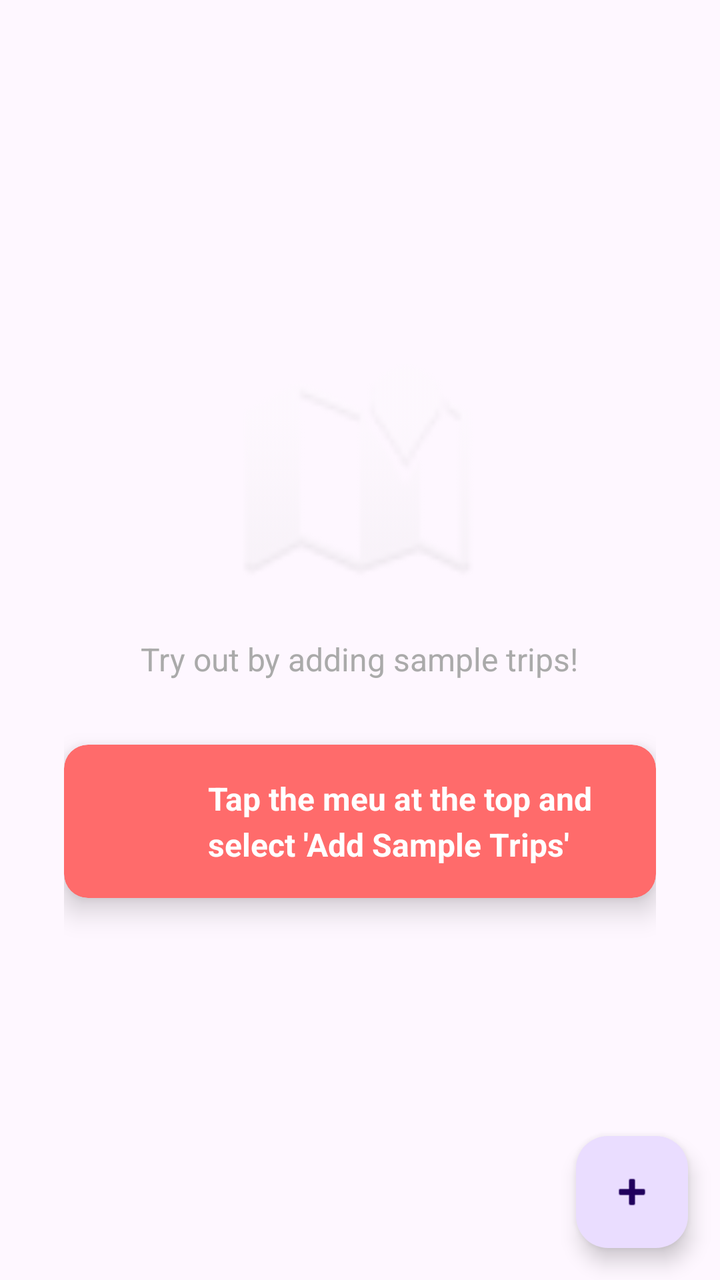
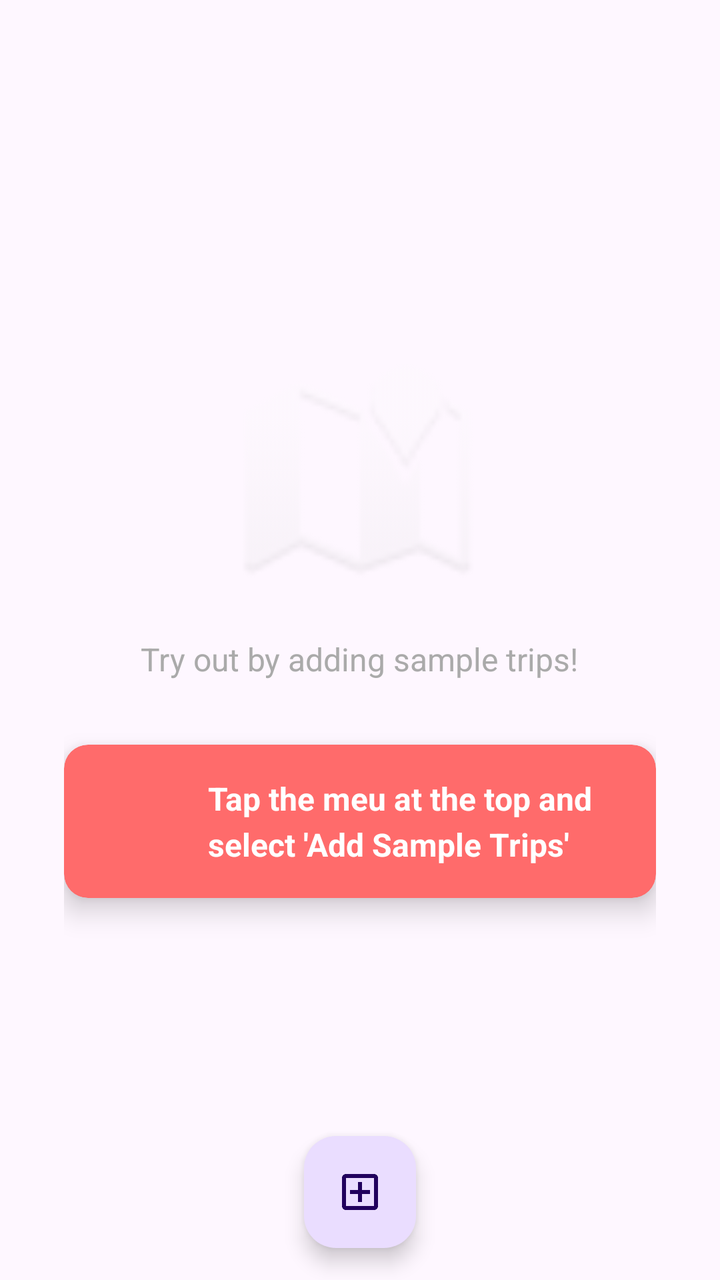

Screens rendered from an Android XML layout before and after an edit, with the pre-edit source and the edit as a unified diff.
<!-- AndroidManifest.xml: application theme Theme.D424softwareengineeringcapstonee -->
<!-- res/layout/fragment_trips.xml -->
<?xml version="1.0" encoding="utf-8"?>
<FrameLayout
    xmlns:android="http://schemas.android.com/apk/res/android"
    xmlns:app="http://schemas.android.com/apk/res-auto"
    android:layout_width="match_parent"
    android:layout_height="match_parent">

    <androidx.recyclerview.widget.RecyclerView
        android:id="@+id/vacationRecyclerview"
        android:layout_width="match_parent"
        android:layout_height="match_parent"
        android:padding="8dp"/>
    <include
        android:id="@+id/empty_trips"
        layout="@layout/empty_view"
        android:layout_height="match_parent"
        android:layout_width="match_parent"/>

    <com.google.android.material.floatingactionbutton.FloatingActionButton
        android:id="@+id/floatingActionButton"
        android:layout_width="wrap_content"
        android:layout_height="wrap_content"
        android:layout_gravity="bottom|end"
        android:layout_margin="16dp"
        android:src="@android:drawable/ic_input_add"/>

</FrameLayout>
<!-- res/layout/empty_view.xml (included above) -->
<?xml version="1.0" encoding="utf-8"?>
<LinearLayout xmlns:android="http://schemas.android.com/apk/res/android"
    xmlns:app="http://schemas.android.com/apk/res-auto"
    android:layout_width="match_parent"
    android:layout_height="match_parent"
    android:orientation="vertical"
    android:gravity="center"
    android:padding="32dp">

    <ImageView
        android:id="@+id/icon"
        android:layout_width="120dp"
        android:layout_height="120dp"
       android:src="@android:drawable/ic_dialog_map"
        android:alpha="0.2"
        android:layout_marginBottom="24dp"/>

    <TextView
        android:layout_width="wrap_content"
        android:layout_height="wrap_content"
        android:text="Try out by adding sample trips!"
        android:textSize="16sp"
        android:gravity="center"
        android:layout_marginBottom="32dp"
        android:textColor="@android:color/darker_gray"/>

    <androidx.cardview.widget.CardView
        android:id="@+id/hints"
        android:layout_width="match_parent"
        android:layout_height="wrap_content"
        android:layout_marginBottom="16dp"
        app:cardElevation="8dp"
        app:cardCornerRadius="12dp"
        app:cardBackgroundColor="#FF6B6B">

        <LinearLayout
            android:layout_width="match_parent"
            android:layout_height="wrap_content"
            android:orientation="horizontal"
            android:padding="16dp"
            android:gravity="center_vertical">

            <ImageView
                android:id="@+id/arrow"
                android:layout_width="40dp"
                android:layout_height="40dp"
                android:rotation="180"
                android:layout_marginEnd="16dp"/>

            <TextView
                android:layout_width="0dp"
                android:layout_height="wrap_content"
                android:layout_weight="1"
                android:text="Tap the meu at the top and select 'Add Sample Trips'"
                android:textSize="16sp"
                android:textColor="@android:color/white"
                android:textStyle="bold"
                android:lineSpacingExtra="4dp"/>
        </LinearLayout>
    </androidx.cardview.widget.CardView>



</LinearLayout>
<!-- resources referenced by this layout -->
<resources>
  <style name="Theme.D424softwareengineeringcapstonee" parent="Base.Theme.D424softwareengineeringcapstonee" />
  <style name="Base.Theme.D424softwareengineeringcapstonee" parent="Theme.Material3.DayNight">
          
          
      </style>
</resources>

<!-- the commit's change to res/layout/fragment_trips.xml (unified diff, before → after) -->
@@ -20,9 +20,15 @@
         android:id="@+id/floatingActionButton"
         android:layout_width="wrap_content"
         android:layout_height="wrap_content"
-        android:layout_gravity="bottom|end"
+        android:layout_gravity="bottom|center_horizontal"
         android:layout_margin="16dp"
-        android:src="@android:drawable/ic_input_add"/>
+        app:layout_constraintBottom_toBottomOf="parent"
+        app:layout_constraintStart_toStartOf="parent"
+        app:layout_constraintEnd_toEndOf="parent"
+        app:srcCompat="@drawable/outline_add_box_24"
+        />
+        
+
 
 </FrameLayout>
 <!-- res/layout/empty_view.xml (included above) -->
<!-- resource entries referenced after the edit -->
@@ -1,5 +1,11 @@
 <!-- resources referenced by this layout -->
 <resources>
+  <!-- drawable outline_add_box_24 (drawable) -->
+  <vector xmlns:android="http://schemas.android.com/apk/res/android" android:height="24dp" android:tint="#000000" android:viewportHeight="960" android:viewportWidth="960" android:width="24dp">
+        
+      <path android:fillColor="@android:color/white" android:pathData="M440,680L520,680L520,520L680,520L680,440L520,440L520,280L440,280L440,440L280,440L280,520L440,520L440,680ZM200,840Q167,840 143.5,816.5Q120,793 120,760L120,200Q120,167 143.5,143.5Q167,120 200,120L760,120Q793,120 816.5,143.5Q840,167 840,200L840,760Q840,793 816.5,816.5Q793,840 760,840L200,840ZM200,760L760,760Q760,760 760,760Q760,760 760,760L760,200Q760,200 760,200Q760,200 760,200L200,200Q200,200 200,200Q200,200 200,200L200,760Q200,760 200,760Q200,760 200,760ZM200,200L200,200Q200,200 200,200Q200,200 200,200L200,760Q200,760 200,760Q200,760 200,760L200,760Q200,760 200,760Q200,760 200,760L200,200Q200,200 200,200Q200,200 200,200Z"/>
+      
+  </vector>
   <style name="Theme.D424softwareengineeringcapstonee" parent="Base.Theme.D424softwareengineeringcapstonee" />
   <style name="Base.Theme.D424softwareengineeringcapstonee" parent="Theme.Material3.DayNight">
           
